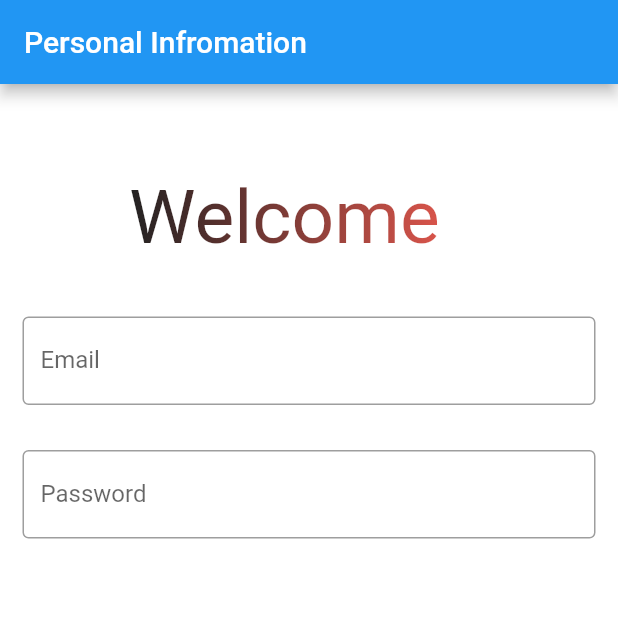
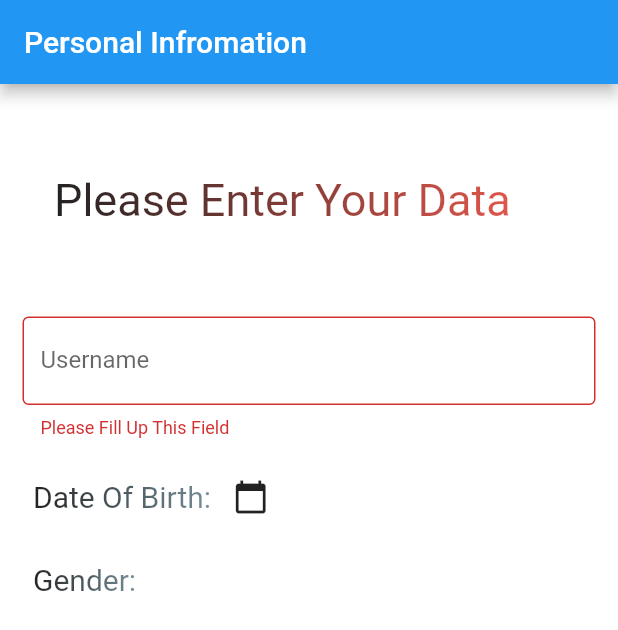
Before and after one commit to Adamsiksik/Audiual, a Flutter app: the screen it shows after launch, on a phone screen of 412 x 824 dp. Shown: the top 630 px of the screen. Run offline on Flutter 3.47's test engine with Material 2 defaults, Android fonts, the light colour scheme and no system bars; our stand-ins replace form_field_validator.

Commit message:
info page update

```diff
--- /dev/null
+++ b/login_bloc/lib/src/compreal/gradText.dart
@@ -0,0 +1,24 @@
+import 'package:flutter/material.dart';
+
+class GradientText extends StatelessWidget {
+  const GradientText(
+    this.text, {
+    required this.gradient,
+    this.style,
+  });
+
+  final String text;
+  final TextStyle? style;
+  final Gradient gradient;
+
+  @override
+  Widget build(BuildContext context) {
+    return ShaderMask(
+      blendMode: BlendMode.srcIn,
+      shaderCallback: (bounds) => gradient.createShader(
+        Rect.fromLTWH(0, 0, bounds.width, bounds.height),
+      ),
+      child: Text(text, style: style),
+    );
+  }
+}
--- a/login_bloc/lib/src/screens/info.dart
+++ b/login_bloc/lib/src/screens/info.dart
@@ -6,6 +6,7 @@ import 'package:flutter/material.dart';
 import 'package:form_field_validator/form_field_validator.dart';
 import 'login.dart';
 import 'first.dart';
+import '../compreal/gradText.dart';
 
 class InfoScreen extends StatefulWidget {
   @override
@@ -15,13 +16,12 @@ class InfoScreen extends StatefulWidget {
 class _InfoScreenState extends State<InfoScreen> {
   GlobalKey<FormState> formkey = GlobalKey<FormState>();
   final myController = TextEditingController();
-  final PassController = TextEditingController();
+  DateTime _dateTime = DateTime.now();
 
   @override
   void dispose() {
     // Clean up the controller when the widget is disposed.
     myController.dispose();
-    PassController.dispose();
     super.dispose();
   }
 
@@ -29,89 +29,87 @@ class _InfoScreenState extends State<InfoScreen> {
   Widget build(BuildContext context) {
     return Scaffold(
         backgroundColor: Colors.white,
-      appBar: AppBar(
-        title: Text("Personal Infromation")
-      ),
+        appBar: AppBar(title: Text("Personal Infromation")),
         body: SingleChildScrollView(
             child: Form(
-          child: Column(
-            children: <Widget>[
+                autovalidateMode:
+                    AutovalidateMode.always, //check for validation while typing
+                key: formkey,
+                child: Column(children: <Widget>[
                   Padding(
                       padding: const EdgeInsets.only(top: 60.0),
                       child: Center(
                           child: SizedBox(
-                      width: 240,
+                              width: 340,
                               height: 80,
                               child: GradientText(
-  'Welcome',
-  style: const TextStyle(fontSize: 50),
+                                'Please Enter Your Data',
+                                style: const TextStyle(fontSize:30),
                                 gradient: LinearGradient(colors: [
                                   Colors.black,
                                   Colors.red,
-  ]),)))),
+                                ]),
+                              )))),
                   Padding(
-                padding: EdgeInsets.symmetric(horizontal: 15,vertical: 15),
+                    padding: EdgeInsets.symmetric(horizontal: 15, vertical: 15),
                     child: TextFormField(
                       controller: myController,
                       decoration: InputDecoration(
                         border: OutlineInputBorder(),
-                        labelText: 'Email',
-                        hintText: 'abc@mail.com'),
-                   validator: MultiValidator([
-                      RequiredValidator(errorText: "Enter valid email "),
-                      EmailValidator(errorText: "Enter valid email "),
-                    ])
-              ),),
+                        labelText: 'Username',
+                      ),
+                      validator: (value) {
+                        if (value == null || value.isEmpty) {
+                          return 'Please Fill Up This Field';
+                        }
+                      },
+                    ),
+                  ),
+                  Container(
+                    padding: EdgeInsets.symmetric(horizontal: 22, vertical: 0),
+                    child: Row(children: <Widget>[
+                      GradientText(
+                        'Date Of Birth:',
+                        style: const TextStyle(fontSize: 20),
+                        gradient: LinearGradient(colors: [
+                          Colors.black,
+                          Colors.blueGrey,
+                        ]),
+                      ),
+                      IconButton(
+                        icon: Icon(Icons.calendar_today),
+                        padding: EdgeInsets.only(left: 5),
+                        onPressed: () {
+                          showDatePicker(
+                                  context: context,
+                                  initialDate: _dateTime == null
+                                      ? DateTime.now()
+                                      : _dateTime,
+                                  firstDate: DateTime(1950),
+                                  lastDate: DateTime.now())
+                              .then((date) {
+                            setState(() {
+                              _dateTime = date!;
+                            });
+                          });
+                        },
+                      ),
+                    ]),
+                  ),
+                 Container(
+                    padding: EdgeInsets.symmetric(horizontal: 22, vertical: 20),
+                    child: Row(children: const <Widget>[
+                      GradientText(
+                        'Gender:',
+                        style: TextStyle(fontSize: 20),
+                        gradient: LinearGradient(colors: [
+                          Colors.black,
+                          Colors.blueGrey,
+                        ]),
+                      ),
 
-                Padding(
-                padding: const EdgeInsets.only(
-                    left: 15.0, right: 15.0, top: 15, bottom: 15),
-                child: TextFormField(
-                    controller: PassController,
-                    obscureText: true,
-                    decoration: InputDecoration(
-                        border: OutlineInputBorder(),
-                        labelText: 'Password',
-                        hintText: 'Enter secure password'),
-                     validator: (value){
-                      if(value==null||value.isEmpty){
-                      return 'Password Cant be Empty';
+                    ]),
+                  ),
+                ]))));
   }
 }
-                                         ),
-              ),
-
-
-            ],
-          ),
-
-        ),
-
-      ),
-    );
-  }
-}
-
-
-class GradientText extends StatelessWidget {
-  const GradientText(
-    this.text, {
-    required this.gradient,
-    this.style,
-  });
-
-  final String text;
-  final TextStyle? style;
-  final Gradient gradient;
-
-  @override
-  Widget build(BuildContext context) {
-    return ShaderMask(
-      blendMode: BlendMode.srcIn,
-      shaderCallback: (bounds) => gradient.createShader(
-        Rect.fromLTWH(0, 0, bounds.width, bounds.height),
-      ),
-      child: Text(text, style: style),
-    );
-  }
-}
--- a/login_bloc/pubspec.yaml
+++ b/login_bloc/pubspec.yaml
@@ -32,6 +32,8 @@ dependencies:
 
   # The following adds the Cupertino Icons font to your application.
   # Use with the CupertinoIcons class for iOS style icons.
+  flutter_cupertino_date_picker: ^0.8.0
+  intl: ^0.17.0
   cupertino_icons: ^1.0.2
   rxdart: ^0.27.3
   http: ^0.13.4
```
Also changed, not shown: login_bloc/pubspec.lock. Lines whose indentation alone changed are shown as unchanged.
